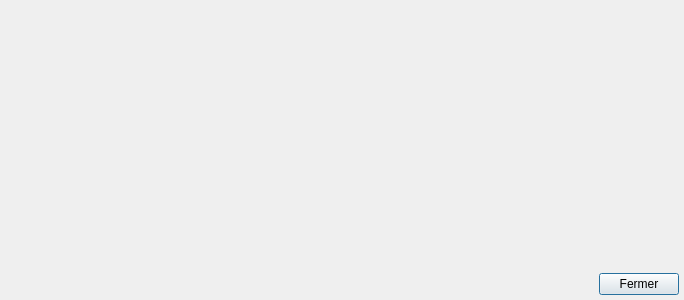
The window that client/src/dialogs/BaseDialog.ui (introlab/openteraplus) describes before a commit, drawn with Qt 5.
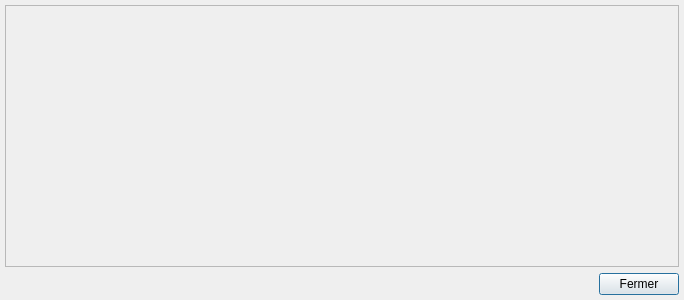
The same window after the commit.

Commit message: Fixes #55. Reviewed scaling of BaseDialog and added scrollbars when required.

What changed in the file:
```diff
--- a/client/src/dialogs/BaseDialog.ui
+++ b/client/src/dialogs/BaseDialog.ui
@@ -39,13 +39,20 @@
     <number>5</number>
    </property>
    <item>
-    <widget class="QWidget" name="centralWidget" native="true">
-     <property name="sizePolicy">
-      <sizepolicy hsizetype="MinimumExpanding" vsizetype="MinimumExpanding">
-       <horstretch>0</horstretch>
-       <verstretch>0</verstretch>
-      </sizepolicy>
+    <widget class="QScrollArea" name="scrollArea">
+     <property name="widgetResizable">
+      <bool>true</bool>
      </property>
+     <widget class="QWidget" name="centralWidget">
+      <property name="geometry">
+       <rect>
+        <x>0</x>
+        <y>0</y>
+        <width>672</width>
+        <height>259</height>
+       </rect>
+      </property>
+     </widget>
     </widget>
    </item>
    <item>
```
The commit also changes 5 other files.
